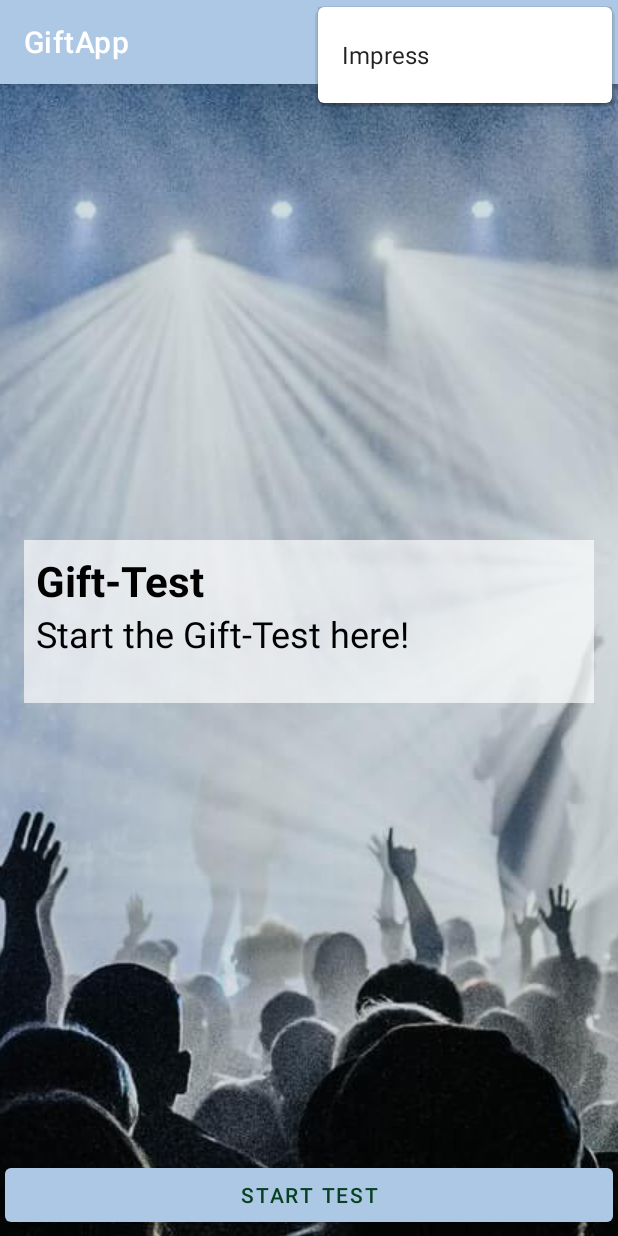
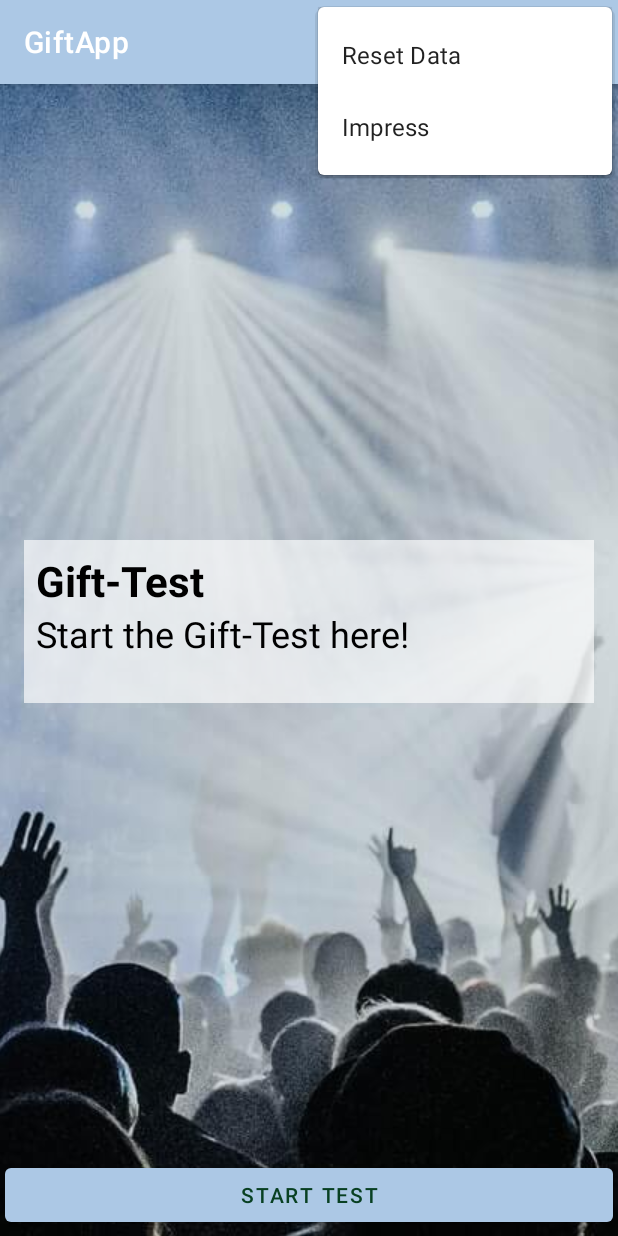
Before and after one commit to domjos1994/GiftApp, an Android app: the screen it shows after launch (MainActivity), with the options menu open, on a phone screen of 412 x 824 dp. Run offline under Robolectric (Android 15) with nearby library versions, the phone set to English and light mode, and no system bars; our stand-ins replace navigation-ui.

Commit message:
update add reset state

```diff
--- a/app/src/main/res/menu/menu_main.xml
+++ b/app/src/main/res/menu/menu_main.xml
@@ -2,6 +2,11 @@
     xmlns:app="http://schemas.android.com/apk/res-auto"
     xmlns:tools="http://schemas.android.com/tools"
     tools:context="de.domjos.gift_app.activities.MainActivity">
+    <item
+        android:id="@+id/action_reset"
+        android:orderInCategory="100"
+        android:title="@string/reset"
+        app:showAsAction="never" />
     <item
         android:id="@+id/action_impress"
         android:orderInCategory="100"
--- a/app/src/main/res/values/strings.xml
+++ b/app/src/main/res/values/strings.xml
@@ -5,6 +5,8 @@
     <string name="main" translatable="false">@string/app_name</string>
     <string name="test">Gift-Test</string>
     <string name="impress">Impress</string>
+    <string name="reset">Reset Data</string>
+    <string name="reset_msg">Reset was successfully!</string>
 
     // main
     <string name="main_start">Start test</string>
```
Also changed, not shown: app/src/main/java/de/domjos/gift_app/activities/MainActivity.kt (+8 -0 lines), app/src/main/java/de/domjos/gift_app/services/Settings.kt (+26 -6 lines), 1 other file.
